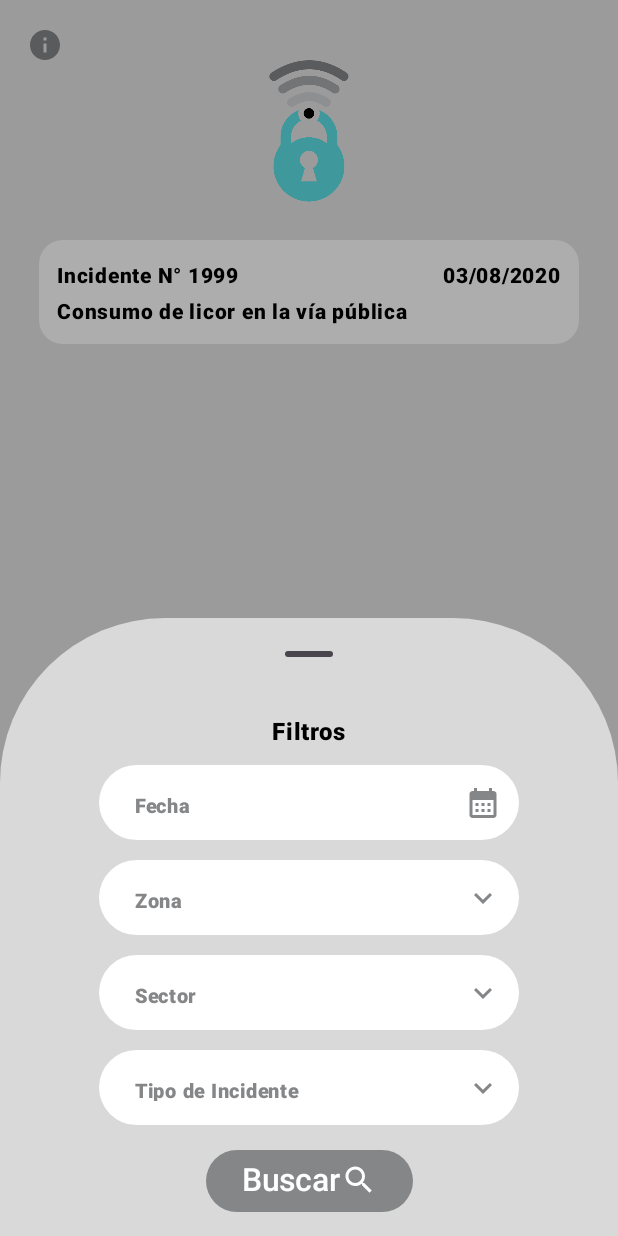
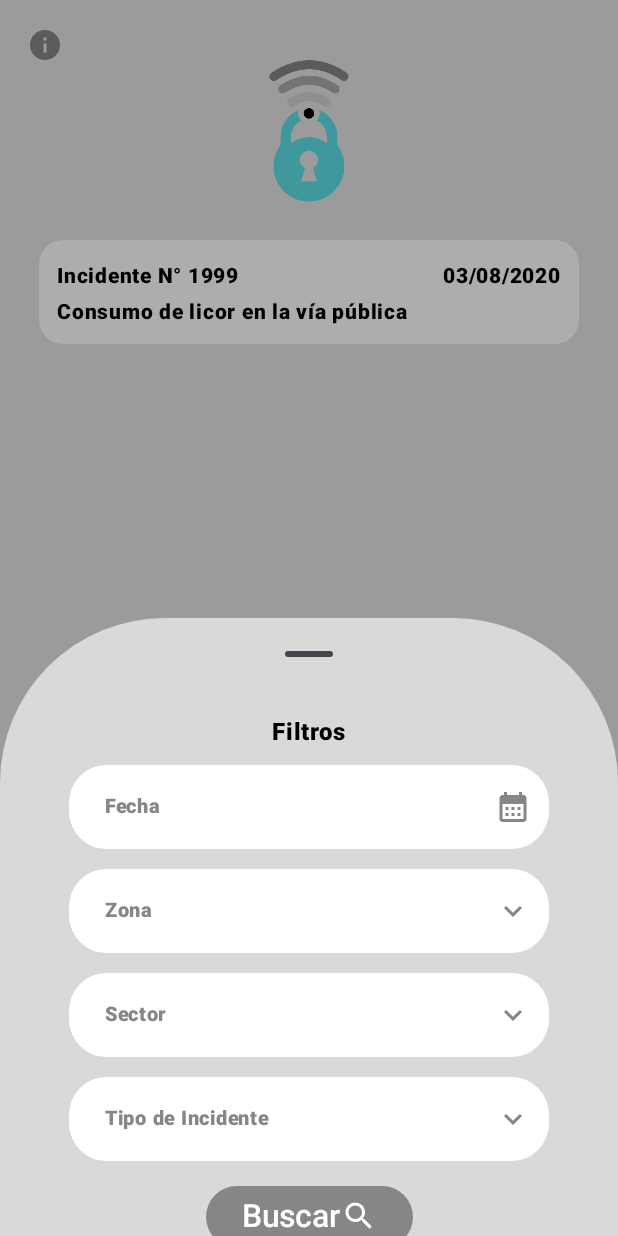
Before and after one commit to RacoonDevRock/OpenCMTApp, an Android app built with Jetpack Compose: the ResearchScreen screen opened through its navigation route, after a tap on "Mostrar Filtros", on a phone screen of 412 x 824 dp. Run offline under Robolectric (Android 15) with nearby library versions, the phone set to English and light mode, and no system bars.

Commit message:
feature/move-files-structure-app

```diff
--- a/app/src/main/java/com/cmt/openapp/MainActivity.kt
+++ b/app/src/main/java/com/cmt/openapp/MainActivity.kt
@@ -15,7 +15,8 @@ import androidx.navigation.compose.NavHost
 import androidx.navigation.compose.composable
 import androidx.navigation.compose.rememberNavController
 import com.cmt.openapp.model.Routes
-import com.cmt.openapp.model.SearchViewModel
+import com.cmt.openapp.navigation.AppNavGraph
+import com.cmt.openapp.viewmodel.SearchViewModel
 import com.cmt.openapp.ui.incident.DetailIncidentScreen
 import com.cmt.openapp.ui.home.HomeScreen
 import com.cmt.openapp.ui.report.ReportScreen
@@ -36,43 +37,7 @@ class MainActivity : ComponentActivity() {
                 CheckInternetScreen {
                     Scaffold(Modifier.fillMaxSize()) { innerPadding ->
                         val navigationController = rememberNavController()
-                        NavHost(
-                            navController = navigationController,
-                            startDestination = Routes.HomeScreen.route
-                        ) {
-                            composable(Routes.HomeScreen.route) {
-                                HomeScreen(
-                                    Modifier.padding(
-                                        innerPadding
-                                    ), navigationController
-                                )
-                            }
-                            composable(Routes.ResearchScreen.route) {
-                                ResearchScreen(
-                                    Modifier.padding(
-                                        innerPadding
-                                    ),
-                                    searchViewModel,
-                                    navigationController
-                                )
-                            }
-                            composable(Routes.DetailIncidentScreen.route) {
-                                DetailIncidentScreen(
-                                    Modifier.padding(
-                                        innerPadding
-                                    ),
-                                    navigationController
-                                )
-                            }
-                            composable(Routes.ReportScreen.route) {
-                                ReportScreen(
-                                    Modifier.padding(
-                                        innerPadding
-                                    ),
-                                    navigationController
-                                )
-                            }
-                        }
+                        AppNavGraph(Modifier.padding(innerPadding), navigationController)
                     }
                 }
             }
--- /dev/null
+++ b/app/src/main/java/com/cmt/openapp/navigation/Navigation.kt
@@ -0,0 +1,51 @@
+package com.cmt.openapp.navigation
+
+import androidx.compose.runtime.Composable
+import androidx.compose.ui.Modifier
+import androidx.navigation.NavGraphBuilder
+import androidx.navigation.NavHostController
+import androidx.navigation.compose.NavHost
+import androidx.navigation.compose.composable
+import com.cmt.openapp.model.Routes
+import com.cmt.openapp.ui.home.HomeScreen
+import com.cmt.openapp.ui.incident.DetailIncidentScreen
+import com.cmt.openapp.ui.report.ReportScreen
+import com.cmt.openapp.ui.research.ResearchScreen
+
+@Composable
+fun AppNavGraph(
+    modifier: Modifier,
+    navController: NavHostController,
+    startDestination: String = Routes.ResearchScreen.route,
+) {
+    NavHost(navController = navController, startDestination = startDestination) {
+        addHomeRoute(modifier, navController)
+        addResearchRoute(modifier, navController)
+        addDetailIncidentRoute(modifier, navController)
+        addReportRoute(modifier, navController)
+    }
+}
+
+fun NavGraphBuilder.addHomeRoute(modifier: Modifier, navController: NavHostController) {
+    composable(Routes.HomeScreen.route) {
+        HomeScreen(modifier = modifier, navigationController = navController)
+    }
+}
+
+fun NavGraphBuilder.addResearchRoute(modifier: Modifier, navController: NavHostController) {
+    composable(Routes.ResearchScreen.route) {
+        ResearchScreen(modifier = modifier, navigationController = navController)
+    }
+}
+
+fun NavGraphBuilder.addDetailIncidentRoute(modifier: Modifier, navController: NavHostController) {
+    composable(Routes.DetailIncidentScreen.route) {
+        DetailIncidentScreen(modifier = modifier, navigationController = navController)
+    }
+}
+
+fun NavGraphBuilder.addReportRoute(modifier: Modifier, navController: NavHostController) {
+    composable(Routes.ReportScreen.route) {
+        ReportScreen(modifier = modifier, navigationController = navController)
+    }
+}
--- a/app/src/main/java/com/cmt/openapp/ui/research/ResearchScreen.kt
+++ b/app/src/main/java/com/cmt/openapp/ui/research/ResearchScreen.kt
@@ -30,10 +30,9 @@ import androidx.compose.ui.window.Dialog
 import androidx.navigation.NavHostController
 import com.cmt.openapp.R
 import com.cmt.openapp.model.Routes
-import com.cmt.openapp.model.SearchViewModel
+import com.cmt.openapp.viewmodel.SearchViewModel
 import com.cmt.openapp.ui.home.MyButtonNavigate
-import kotlinx.coroutines.Dispatchers
-import kotlinx.coroutines.withContext
+import com.cmt.openapp.ui.loading.LoadingScreen
 import java.util.*
 
 //@Preview(showSystemUi = true)
@@ -46,11 +45,11 @@ fun ResearchScreen(
     var isBottomSheetVisible by rememberSaveable { mutableStateOf(false) }
     var isTopDialogVisible by rememberSaveable { mutableStateOf(false) }
 
-    LaunchedEffect(Unit) {
-        withContext(Dispatchers.IO) {
+//    LaunchedEffect(Unit) {
+//        withContext(Dispatchers.IO) {
 //            viewModel.loadIncidents()
-        }
-    }
+//        }
+//    }
 
     Box(modifier = modifier.fillMaxSize()) {
         Column(modifier = Modifier.fillMaxSize()) {
@@ -199,6 +198,11 @@ fun BottomSheetContent(viewModel: SearchViewModel = SearchViewModel()) {
     val context = LocalContext.current
     val calendar = Calendar.getInstance()
     val datePickerDialog = rememberDatePicker(context, calendar, viewModel)
+
+    val zoneOptions = listOf("Ayacucho", "El Alambre", "La Noria")
+    val sectorOptions = listOf("Sector A", "Sector B", "Sector C")
+    val accidentTypeOptions = listOf("Manu chipi", "Diego violado", "Flavio penetrado")
+
     Column(
         modifier = Modifier
             .fillMaxWidth()
@@ -226,52 +230,103 @@ fun BottomSheetContent(viewModel: SearchViewModel = SearchViewModel()) {
             Modifier.align(Alignment.CenterHorizontally)
         )
 
-        MyTextField(
-            viewModel.zone,
-            { viewModel.zone = it },
-            stringResource(id = R.string.zone_field_filter),
-            {
-                Icon(
-                    imageVector = Icons.Default.KeyboardArrowDown,
-                    contentDescription = "Seleccionar zona"
-                )
-            },
-            Modifier.align(Alignment.CenterHorizontally)
+        DropdownMenuField(
+            selectedOption = viewModel.zone,
+            onOptionSelected = { viewModel.zone = it },
+            label = stringResource(id = R.string.zone_field_filter),
+            options = zoneOptions
         )
 
-        MyTextField(
-            viewModel.sector,
-            { viewModel.sector = it },
-            stringResource(id = R.string.sector_field_filter),
-            {
-                Icon(
-                    imageVector = Icons.Default.KeyboardArrowDown,
-                    contentDescription = "Seleccionar sector"
-                )
-            },
-            Modifier.align(Alignment.CenterHorizontally)
+        DropdownMenuField(
+            selectedOption = viewModel.sector,
+            onOptionSelected = { viewModel.sector = it },
+            label = stringResource(id = R.string.sector_field_filter),
+            options = sectorOptions
         )
 
-        MyTextField(
-            viewModel.accidentType,
-            { viewModel.accidentType = it },
-            stringResource(id = R.string.incident_type_field_filter),
-            {
-                Icon(
-                    imageVector = Icons.Default.KeyboardArrowDown,
-                    contentDescription = "Seleccionar tipo de incidente"
-                )
-            },
-            Modifier.align(Alignment.CenterHorizontally)
+        DropdownMenuField(
+            selectedOption = viewModel.accidentType,
+            onOptionSelected = { viewModel.accidentType = it },
+            label = stringResource(id = R.string.incident_type_field_filter),
+            options = accidentTypeOptions
         )
 
         MyButtonNavigate(
-            { },
+            { /* Acciones cuando se filtra */ },
             stringResource(id = R.string.filter_button),
             Icons.Default.Search
         )
     }
     Spacer(modifier = Modifier.width(56.dp))
+}
+
+@Composable
+fun DropdownMenuField(
+    selectedOption: String,
+    onOptionSelected: (String) -> Unit,
+    label: String,
+    options: List<String>,
+    modifier: Modifier = Modifier,
+) {
+    var expanded by remember { mutableStateOf(false) } // Controla si el menú está desplegado
+
+    Box(modifier = modifier.fillMaxWidth()) {
+        // TextField personalizado
+        TextField(
+            value = selectedOption,
+            onValueChange = { /* No permitido ya que es solo seleccionable */ },
+            readOnly = true,
+            label = {
+                Text(
+                    text = label,
+                    fontWeight = FontWeight.ExtraBold,
+                    modifier = Modifier.padding(start = 8.dp),
+                    fontSize = 13.sp,
+                    color = MaterialTheme.colorScheme.tertiary
+                )
+            },
+            trailingIcon = {
+                Icon(
+                    imageVector = if (expanded) Icons.Filled.KeyboardArrowUp else Icons.Filled.KeyboardArrowDown,
+                    contentDescription = "arrow selected",
+                    tint = MaterialTheme.colorScheme.tertiary
+                )
+            },
+            modifier = Modifier
+                .fillMaxWidth()
+                .padding(start = 30.dp, end = 30.dp, bottom = 13.dp)
+                .clickable { expanded = !expanded }, // Abre o cierra el menú al hacer clic
+            colors = TextFieldDefaults.colors(
+                focusedContainerColor = Color.White,
+                unfocusedContainerColor = Color.White,
+                unfocusedTextColor = MaterialTheme.colorScheme.tertiary,
+                unfocusedTrailingIconColor = MaterialTheme.colorScheme.tertiary,
+                focusedTrailingIconColor = MaterialTheme.colorScheme.tertiary,
+                focusedIndicatorColor = Color.Transparent,
+                unfocusedIndicatorColor = Color.Transparent
+            ),
+            shape = RoundedCornerShape(25.dp)
+        )
+
+        // Menú desplegable personalizado
+        DropdownMenu(
+            expanded = expanded,
+            onDismissRequest = { expanded = false },
+            modifier = Modifier
+                .fillMaxWidth()
+//                .background(MaterialTheme.colorScheme.primaryContainer) // Color de fondo personalizado
+//                .clip(RoundedCornerShape(10.dp)) // Bordes redondeados
+        ) {
+            options.forEach { option ->
+                DropdownMenuItem(
+                    text = { Text(option, color = MaterialTheme.colorScheme.onPrimaryContainer) },
+                    onClick = {
+                        onOptionSelected(option)
+                        expanded = false // Cierra el menú al seleccionar una opción
+                    })
+            }
+        }
+    }
 }
 
 @Composable
@@ -362,6 +417,16 @@ fun rememberDatePicker(
     calendar: Calendar,
     viewModel: SearchViewModel,
 ): DatePickerDialog {
+    // fecha actual
+    val currentDate = Calendar.getInstance()
+
+    // fecha minima
+//    val minDate = Calendar.getInstance().apply {
+//        set(Calendar.YEAR, 2018)
+//        set(Calendar.MONTH, 0)
+//        set(Calendar.DAY_OF_MONTH, 1)
+//    }
+
     return DatePickerDialog(
         context,
         { _: DatePicker, year: Int, month: Int, dayOfMonth: Int ->
@@ -371,7 +436,10 @@ fun rememberDatePicker(
         calendar.get(Calendar.MONTH),
         calendar.get(Calendar.DAY_OF_MONTH)
     ).apply {
-        setOnDismissListener {  }
+//        setOnDismissListener {  }
+        // aplican y establecen fecha minimas y maxima
+//        datePicker.minDate = minDate.timeInMillis // metodos (datePicker.minDate)
+        datePicker.maxDate = currentDate.timeInMillis // metodos (datePicker.maxDate)
     }
 }
 
@@ -397,8 +465,8 @@ fun MyTextField(
         },
         readOnly = true,
         modifier = modifier
-            .padding(start = 30.dp, end = 30.dp, bottom = 13.dp)
-            .height(50.dp),
+            .fillMaxWidth()
+            .padding(start = 30.dp, end = 30.dp, bottom = 13.dp),
         trailingIcon = trailingIcon,
         colors = TextFieldDefaults.colors(
             focusedContainerColor = Color.White,
--- /dev/null
+++ b/app/src/main/java/com/cmt/openapp/viewmodel/ResearchViewModel.kt
@@ -0,0 +1,6 @@
+package com.cmt.openapp.viewmodel
+
+import androidx.lifecycle.ViewModel
+
+class ResearchViewModel: ViewModel() {
+}
--- a/app/src/main/java/com/cmt/openapp/model/SearchViewModel.kt
+++ b/app/src/main/java/com/cmt/openapp/viewmodel/SearchViewModel.kt
@@ -1,4 +1,4 @@
-package com.cmt.openapp.model
+package com.cmt.openapp.viewmodel
 
 import androidx.compose.runtime.getValue
 import androidx.compose.runtime.mutableStateOf
```
